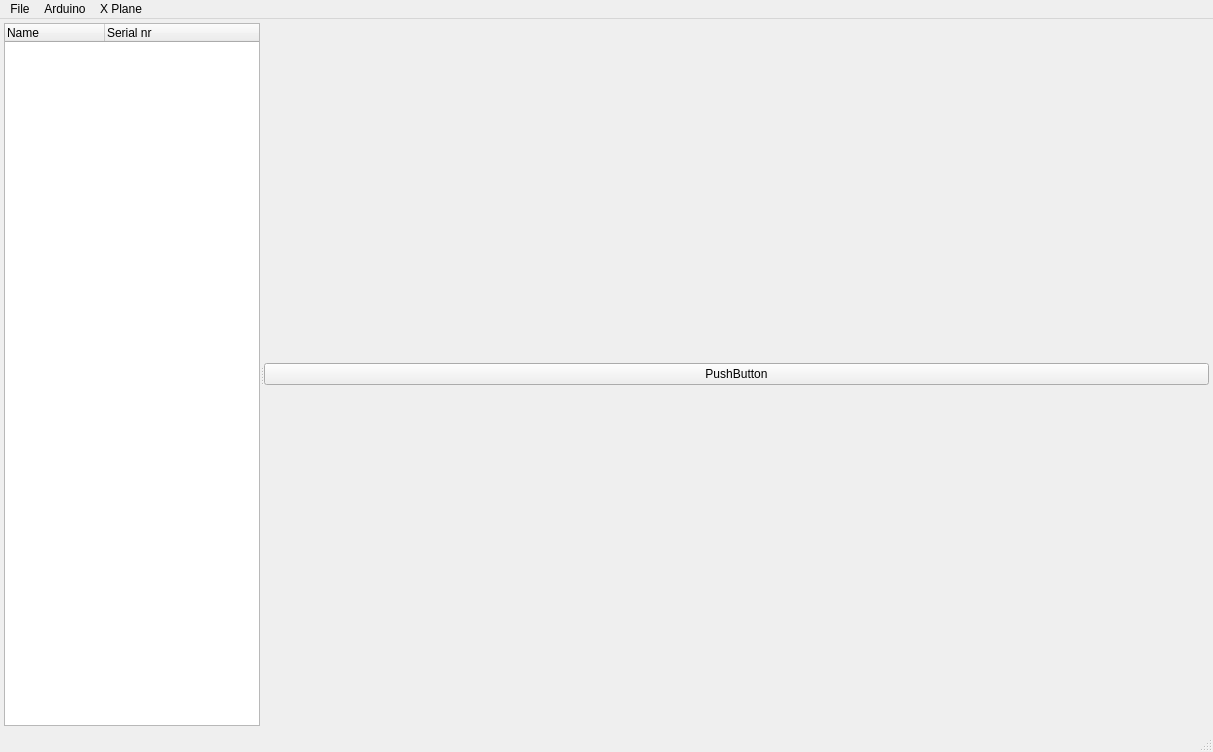
Above: gui/mainwindow.ui from leleopard/pyXPArduino before the change. Below: the same form after it.
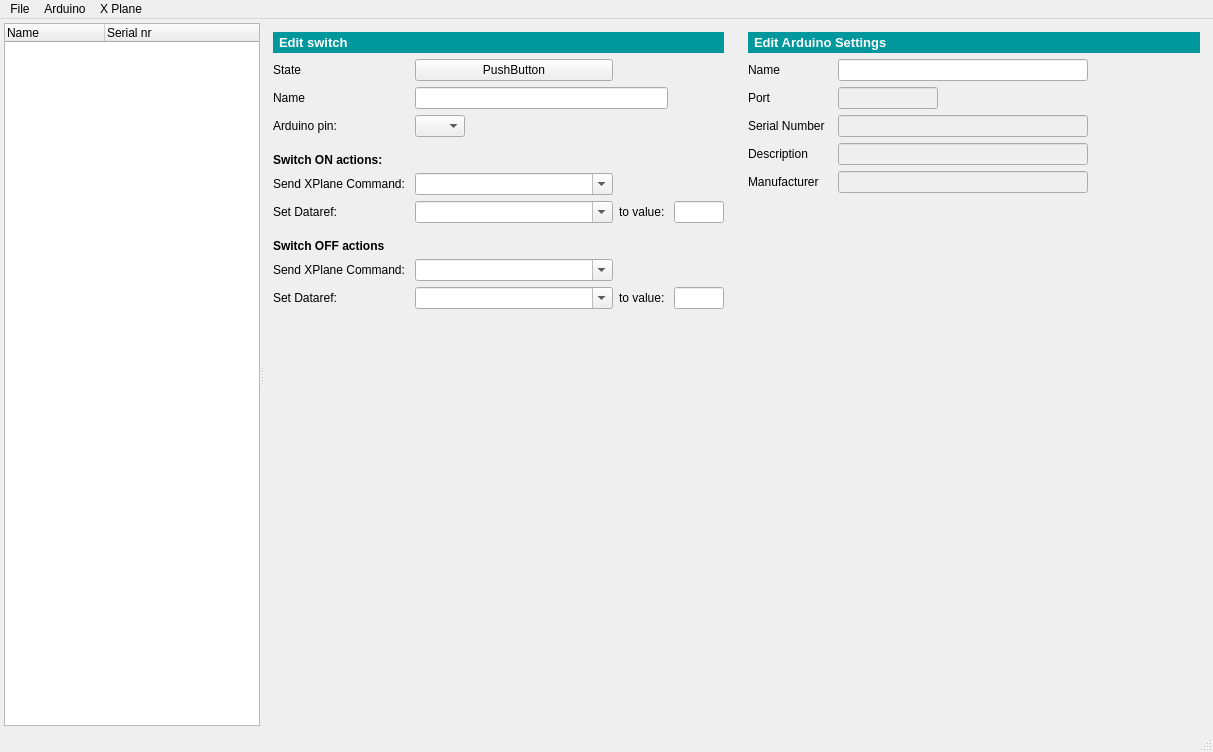
That is the form after the change.

Commit message: can add and rem arduinos. can edit arduonos. starting on switch edit and config

Patch:
```diff
--- a/gui/mainwindow.ui
+++ b/gui/mainwindow.ui
@@ -26,7 +26,7 @@
      <verstretch>0</verstretch>
     </sizepolicy>
    </property>
-   <layout class="QHBoxLayout" name="horizontalLayout">
+   <layout class="QGridLayout" name="gridLayout">
     <property name="leftMargin">
      <number>4</number>
     </property>
@@ -39,7 +39,7 @@
     <property name="bottomMargin">
      <number>4</number>
     </property>
-    <item>
+    <item row="0" column="0">
      <widget class="QSplitter" name="splitter">
       <property name="sizePolicy">
        <sizepolicy hsizetype="Minimum" vsizetype="MinimumExpanding">
@@ -89,7 +89,7 @@
        </property>
        <property name="maximumSize">
         <size>
-         <width>300</width>
+         <width>400</width>
          <height>16777215</height>
         </size>
        </property>
@@ -179,10 +179,453 @@
        </property>
        <layout class="QHBoxLayout" name="horizontalLayout_3">
         <item>
-         <widget class="QPushButton" name="pushButton">
-          <property name="text">
-           <string>PushButton</string>
+         <widget class="QWidget" name="arduinoEditForm" native="true">
+          <property name="layoutDirection">
+           <enum>Qt::LeftToRight</enum>
           </property>
+          <layout class="QFormLayout" name="formLayout">
+           <item row="0" column="0" colspan="2">
+            <widget class="QLabel" name="label_7">
+             <property name="font">
+              <font>
+               <pointsize>10</pointsize>
+               <weight>75</weight>
+               <bold>true</bold>
+              </font>
+             </property>
+             <property name="autoFillBackground">
+              <bool>false</bool>
+             </property>
+             <property name="styleSheet">
+              <string notr="true">color: white;
+background: rgb(0, 151, 157);
+padding: 3px
+
+</string>
+             </property>
+             <property name="text">
+              <string>Edit Arduino Settings</string>
+             </property>
+             <property name="margin">
+              <number>1</number>
+             </property>
+            </widget>
+           </item>
+           <item row="1" column="0">
+            <widget class="QLabel" name="label">
+             <property name="sizePolicy">
+              <sizepolicy hsizetype="Minimum" vsizetype="Minimum">
+               <horstretch>0</horstretch>
+               <verstretch>0</verstretch>
+              </sizepolicy>
+             </property>
+             <property name="maximumSize">
+              <size>
+               <width>200</width>
+               <height>16777215</height>
+              </size>
+             </property>
+             <property name="layoutDirection">
+              <enum>Qt::LeftToRight</enum>
+             </property>
+             <property name="text">
+              <string>Name</string>
+             </property>
+            </widget>
+           </item>
+           <item row="1" column="1">
+            <widget class="QLineEdit" name="ardNameLineEdit">
+             <property name="maximumSize">
+              <size>
+               <width>250</width>
+               <height>16777215</height>
+              </size>
+             </property>
+             <property name="layoutDirection">
+              <enum>Qt::LeftToRight</enum>
+             </property>
+            </widget>
+           </item>
+           <item row="4" column="0">
+            <widget class="QLabel" name="label_4">
+             <property name="text">
+              <string>Port</string>
+             </property>
+            </widget>
+           </item>
+           <item row="4" column="1">
+            <widget class="QLineEdit" name="ardPortLineEdit">
+             <property name="enabled">
+              <bool>false</bool>
+             </property>
+             <property name="maximumSize">
+              <size>
+               <width>100</width>
+               <height>16777215</height>
+              </size>
+             </property>
+             <property name="readOnly">
+              <bool>true</bool>
+             </property>
+            </widget>
+           </item>
+           <item row="5" column="0">
+            <widget class="QLabel" name="label_5">
+             <property name="text">
+              <string>Serial Number  </string>
+             </property>
+            </widget>
+           </item>
+           <item row="5" column="1">
+            <widget class="QLineEdit" name="ardSerialNrLineEdit">
+             <property name="enabled">
+              <bool>false</bool>
+             </property>
+             <property name="maximumSize">
+              <size>
+               <width>250</width>
+               <height>16777215</height>
+              </size>
+             </property>
+             <property name="readOnly">
+              <bool>true</bool>
+             </property>
+            </widget>
+           </item>
+           <item row="7" column="0">
+            <widget class="QLabel" name="label_2">
+             <property name="maximumSize">
+              <size>
+               <width>200</width>
+               <height>16777215</height>
+              </size>
+             </property>
+             <property name="text">
+              <string>Description</string>
+             </property>
+            </widget>
+           </item>
+           <item row="7" column="1">
+            <widget class="QLineEdit" name="ardDescriptionLineEdit">
+             <property name="enabled">
+              <bool>false</bool>
+             </property>
+             <property name="maximumSize">
+              <size>
+               <width>250</width>
+               <height>16777215</height>
+              </size>
+             </property>
+             <property name="baseSize">
+              <size>
+               <width>0</width>
+               <height>0</height>
+              </size>
+             </property>
+             <property name="layoutDirection">
+              <enum>Qt::LeftToRight</enum>
+             </property>
+             <property name="readOnly">
+              <bool>true</bool>
+             </property>
+            </widget>
+           </item>
+           <item row="8" column="0">
+            <widget class="QLabel" name="label_6">
+             <property name="text">
+              <string>Manufacturer</string>
+             </property>
+            </widget>
+           </item>
+           <item row="8" column="1">
+            <widget class="QLineEdit" name="ardManufacturerLineEdit">
+             <property name="enabled">
+              <bool>false</bool>
+             </property>
+             <property name="maximumSize">
+              <size>
+               <width>250</width>
+               <height>16777215</height>
+              </size>
+             </property>
+             <property name="frame">
+              <bool>true</bool>
+             </property>
+             <property name="readOnly">
+              <bool>true</bool>
+             </property>
+            </widget>
+           </item>
+          </layout>
+         </widget>
+        </item>
+        <item>
+         <widget class="QWidget" name="switchEditForm" native="true">
+          <property name="layoutDirection">
+           <enum>Qt::LeftToRight</enum>
+          </property>
+          <layout class="QGridLayout" name="gridLayout_2">
+           <item row="1" column="1">
+            <widget class="QLabel" name="label_17">
+             <property name="text">
+              <string>State</string>
+             </property>
+            </widget>
+           </item>
+           <item row="8" column="4">
+            <widget class="QLineEdit" name="lineEdit_2">
+             <property name="maximumSize">
+              <size>
+               <width>50</width>
+               <height>16777215</height>
+              </size>
+             </property>
+            </widget>
+           </item>
+           <item row="8" column="3">
+            <widget class="QLabel" name="label_13">
+             <property name="sizePolicy">
+              <sizepolicy hsizetype="Minimum" vsizetype="Preferred">
+               <horstretch>0</horstretch>
+               <verstretch>0</verstretch>
+              </sizepolicy>
+             </property>
+             <property name="text">
+              <string>to value: </string>
+             </property>
+            </widget>
+           </item>
+           <item row="7" column="1">
+            <widget class="QLabel" name="label_10">
+             <property name="text">
+              <string>Send XPlane Command: </string>
+             </property>
+            </widget>
+           </item>
+           <item row="13" column="2">
+            <spacer name="verticalSpacer">
+             <property name="orientation">
+              <enum>Qt::Vertical</enum>
+             </property>
+             <property name="sizeHint" stdset="0">
+              <size>
+               <width>20</width>
+               <height>40</height>
+              </size>
+             </property>
+            </spacer>
+           </item>
+           <item row="2" column="1">
+            <widget class="QLabel" name="label_3">
+             <property name="sizePolicy">
+              <sizepolicy hsizetype="Minimum" vsizetype="Minimum">
+               <horstretch>0</horstretch>
+               <verstretch>0</verstretch>
+              </sizepolicy>
+             </property>
+             <property name="layoutDirection">
+              <enum>Qt::LeftToRight</enum>
+             </property>
+             <property name="text">
+              <string>Name</string>
+             </property>
+            </widget>
+           </item>
+           <item row="8" column="1">
+            <widget class="QLabel" name="label_11">
+             <property name="text">
+              <string>Set Dataref: </string>
+             </property>
+            </widget>
+           </item>
+           <item row="12" column="4">
+            <widget class="QLineEdit" name="lineEdit_5">
+             <property name="maximumSize">
+              <size>
+               <width>50</width>
+               <height>16777215</height>
+              </size>
+             </property>
+            </widget>
+           </item>
+           <item row="1" column="2">
+            <widget class="QPushButton" name="pushButton">
+             <property name="text">
+              <string>PushButton</string>
+             </property>
+            </widget>
+           </item>
+           <item row="12" column="3">
+            <widget class="QLabel" name="label_16">
+             <property name="sizePolicy">
+              <sizepolicy hsizetype="Minimum" vsizetype="Preferred">
+               <horstretch>0</horstretch>
+               <verstretch>0</verstretch>
+              </sizepolicy>
+             </property>
+             <property name="text">
+              <string>to value:</string>
+             </property>
+            </widget>
+           </item>
+           <item row="6" column="1">
+            <widget class="QLabel" name="label_9">
+             <property name="font">
+              <font>
+               <pointsize>9</pointsize>
+               <weight>75</weight>
+               <bold>true</bold>
+              </font>
+             </property>
+             <property name="text">
+              <string>Switch ON actions:</string>
+             </property>
+            </widget>
+           </item>
+           <item row="11" column="1">
+            <widget class="QLabel" name="label_12">
+             <property name="text">
+              <string>Send XPlane Command: </string>
+             </property>
+            </widget>
+           </item>
+           <item row="10" column="1">
+            <widget class="QLabel" name="label_15">
+             <property name="font">
+              <font>
+               <pointsize>9</pointsize>
+               <weight>75</weight>
+               <bold>true</bold>
+              </font>
+             </property>
+             <property name="text">
+              <string>Switch OFF actions</string>
+             </property>
+            </widget>
+           </item>
+           <item row="9" column="1">
+            <spacer name="verticalSpacer_3">
+             <property name="orientation">
+              <enum>Qt::Vertical</enum>
+             </property>
+             <property name="sizeType">
+              <enum>QSizePolicy::Fixed</enum>
+             </property>
+             <property name="sizeHint" stdset="0">
+              <size>
+               <width>20</width>
+               <height>10</height>
+              </size>
+             </property>
+            </spacer>
+           </item>
+           <item row="12" column="1">
+            <widget class="QLabel" name="label_14">
+             <property name="text">
+              <string>Set Dataref:</string>
+             </property>
+            </widget>
+           </item>
+           <item row="4" column="1">
+            <spacer name="verticalSpacer_2">
+             <property name="orientation">
+              <enum>Qt::Vertical</enum>
+             </property>
+             <property name="sizeType">
+              <enum>QSizePolicy::Fixed</enum>
+             </property>
+             <property name="sizeHint" stdset="0">
+              <size>
+               <width>20</width>
+               <height>10</height>
+              </size>
+             </property>
+            </spacer>
+           </item>
+           <item row="0" column="1" colspan="4">
+            <widget class="QLabel" name="label_8">
+             <property name="font">
+              <font>
+               <pointsize>10</pointsize>
+               <weight>75</weight>
+               <bold>true</bold>
+              </font>
+             </property>
+             <property name="styleSheet">
+              <string notr="true">color: white;
+background: rgb(0, 151, 157);
+padding: 3px
+</string>
+             </property>
+             <property name="text">
+              <string>Edit switch</string>
+             </property>
+            </widget>
+           </item>
+           <item row="3" column="1">
+            <widget class="QLabel" name="label_18">
+             <property name="text">
+              <string>Arduino pin:</string>
+             </property>
+            </widget>
+           </item>
+           <item row="3" column="2">
+            <widget class="QComboBox" name="SW_PIN_comboBox">
+             <property name="maximumSize">
+              <size>
+               <width>50</width>
+               <height>16777215</height>
+              </size>
+             </property>
+            </widget>
+           </item>
+           <item row="2" column="2" colspan="2">
+            <widget class="QLineEdit" name="lineEdit_3"/>
+           </item>
+           <item row="8" column="2">
+            <widget class="QComboBox" name="SWON_XPDREF_comboBox">
+             <property name="sizePolicy">
+              <sizepolicy hsizetype="Expanding" vsizetype="Fixed">
+               <horstretch>0</horstretch>
+               <verstretch>0</verstretch>
+              </sizepolicy>
+             </property>
+             <property name="editable">
+              <bool>true</bool>
+             </property>
+            </widget>
+           </item>
+           <item row="12" column="2">
+            <widget class="QComboBox" name="SWOFF_XPDREF_comboBox">
+             <property name="sizePolicy">
+              <sizepolicy hsizetype="Expanding" vsizetype="Fixed">
+               <horstretch>0</horstretch>
+               <verstretch>0</verstretch>
+              </sizepolicy>
+             </property>
+             <property name="editable">
+              <bool>true</bool>
+             </property>
+            </widget>
+           </item>
+           <item row="7" column="2">
+            <widget class="QComboBox" name="SWON_XPCMD_comboBox">
+             <property name="editable">
+              <bool>true</bool>
+             </property>
+             <property name="sizeAdjustPolicy">
+              <enum>QComboBox::AdjustToContents</enum>
+             </property>
+            </widget>
+           </item>
+           <item row="11" column="2">
+            <widget class="QComboBox" name="SWOFF_XPCMD_comboBox">
+             <property name="editable">
+              <bool>true</bool>
+             </property>
+            </widget>
+           </item>
+          </layout>
          </widget>
         </item>
        </layout>
@@ -204,6 +647,7 @@
     <property name="title">
      <string>File</string>
     </property>
+    <addaction name="actionSave"/>
     <addaction name="actionQuit"/>
    </widget>
    <widget class="QMenu" name="menuArduino">
@@ -244,6 +688,11 @@
     <string>Add component</string>
    </property>
   </action>
+  <action name="actionSave">
+   <property name="text">
+    <string>Save</string>
+   </property>
+  </action>
  </widget>
  <resources/>
  <connections>
```
Left out of the diff: 68 changed lines with no effect on the pictures. The commit also changes 19 other files.
